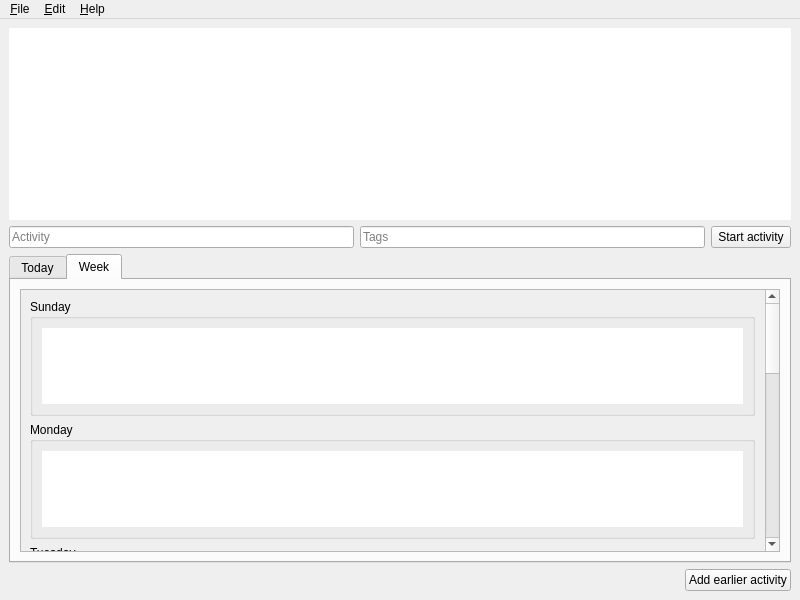
Before: the Qt Designer form src/ui/mainwindow.ui in vubiostat/hourglass-qt, drawn with Qt 5.
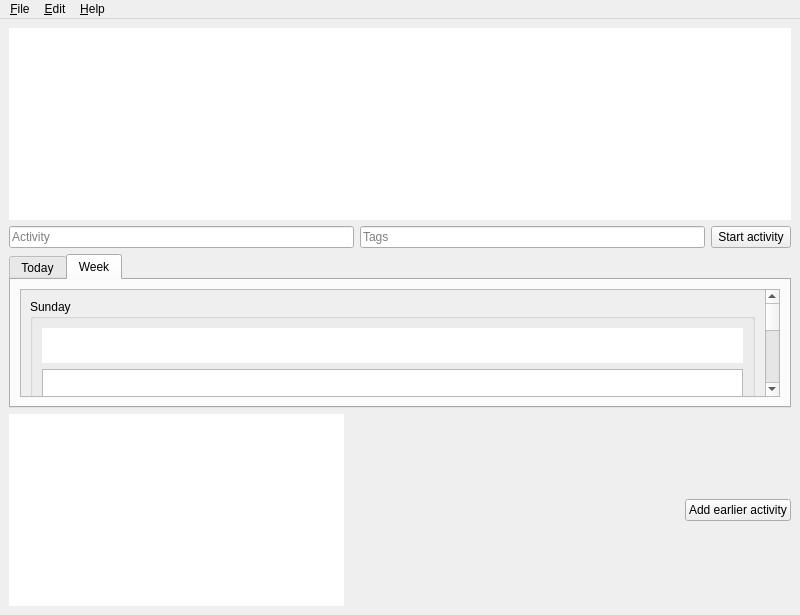
After: the same form once the commit is applied. The open tabs and pages were chosen to show the change. Icons and pictures are not drawn. Custom widgets are drawn as their Qt base class.

Commit message: Add project totals

What changed in the file:
```diff
--- a/src/ui/mainwindow.ui
+++ b/src/ui/mainwindow.ui
@@ -7,7 +7,7 @@
     <x>0</x>
     <y>0</y>
     <width>800</width>
-    <height>600</height>
+    <height>615</height>
    </rect>
   </property>
   <property name="windowTitle">
@@ -119,6 +119,16 @@
                  </property>
                 </widget>
                </item>
+               <item>
+                <widget class="ProjectTotalsListView" name="lvSundayTotals">
+                 <property name="sizePolicy">
+                  <sizepolicy hsizetype="Expanding" vsizetype="Fixed">
+                   <horstretch>0</horstretch>
+                   <verstretch>0</verstretch>
+                  </sizepolicy>
+                 </property>
+                </widget>
+               </item>
               </layout>
              </widget>
             </item>
@@ -300,6 +310,34 @@
     </item>
     <item>
      <layout class="QHBoxLayout" name="horizontalLayout_2">
+      <item>
+       <widget class="ProjectTotalsListView" name="lvTodayTotals">
+        <property name="sizePolicy">
+         <sizepolicy hsizetype="Expanding" vsizetype="Fixed">
+          <horstretch>0</horstretch>
+          <verstretch>0</verstretch>
+         </sizepolicy>
+        </property>
+        <property name="frameShape">
+         <enum>QFrame::NoFrame</enum>
+        </property>
+        <property name="frameShadow">
+         <enum>QFrame::Plain</enum>
+        </property>
+        <property name="verticalScrollBarPolicy">
+         <enum>Qt::ScrollBarAlwaysOff</enum>
+        </property>
+        <property name="horizontalScrollBarPolicy">
+         <enum>Qt::ScrollBarAlwaysOff</enum>
+        </property>
+        <property name="selectionMode">
+         <enum>QAbstractItemView::NoSelection</enum>
+        </property>
+        <property name="selectionRectVisible">
+         <bool>false</bool>
+        </property>
+       </widget>
+      </item>
       <item>
        <spacer name="horizontalSpacer">
         <property name="orientation">
@@ -407,6 +445,11 @@
    <extends>QLineEdit</extends>
    <header>tagslineedit.h</header>
   </customwidget>
+  <customwidget>
+   <class>ProjectTotalsListView</class>
+   <extends>QListView</extends>
+   <header>projecttotalslistview.h</header>
+  </customwidget>
  </customwidgets>
  <tabstops>
   <tabstop>leActivity</tabstop>
```
Left out of the diff: 72 changed lines with no effect on the pictures. The commit also changes 15 other files.
